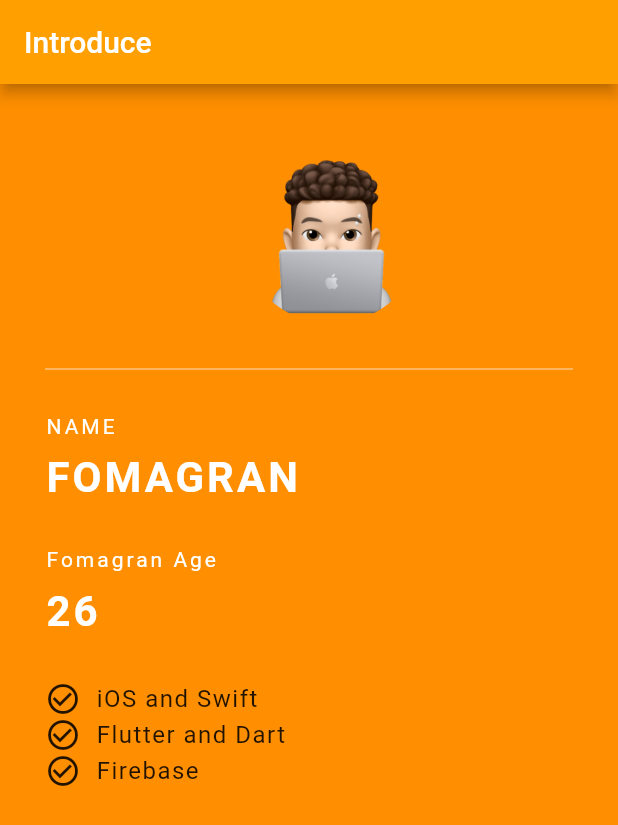
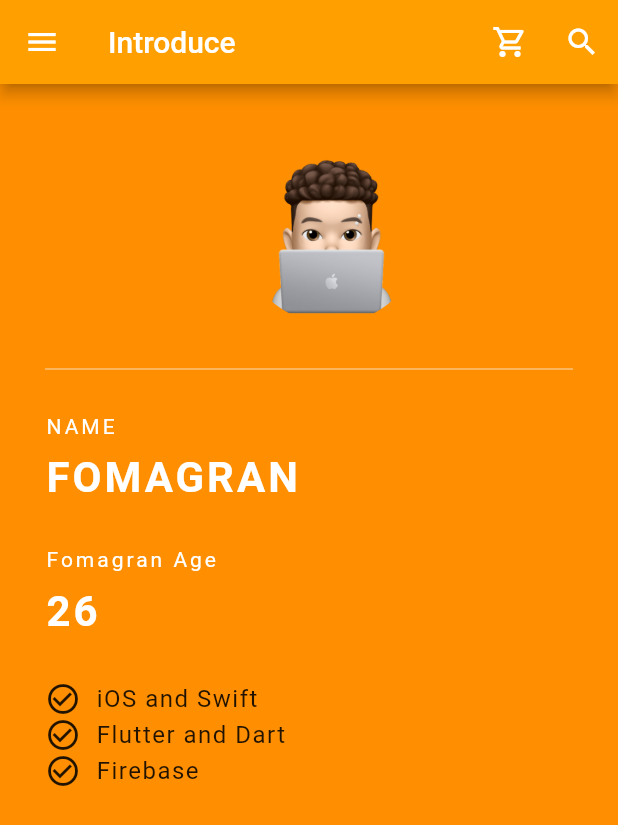
Before and after one commit to fomagran/Flutter-Example, a Flutter app: the screen it shows after launch, on a phone screen of 412 x 824 dp. Shown: the top 825 px of the screen. Run offline on Flutter 3.47's test engine with Material 2 defaults, Android fonts, the phone set to English and light mode, and no system bars.

Commit message:
앱  바에 버튼아이콘 넣기

```diff
--- a/lib/main.dart
+++ b/lib/main.dart
@@ -34,6 +34,28 @@ class MyHomePage extends StatelessWidget {
       appBar: AppBar(
         title: Text("Introduce"),
         backgroundColor: Colors.amber[700],
+        //왼쪽에 버튼 위치하려면 leading
+        leading: IconButton(
+          icon: Icon(Icons.menu),
+          onPressed: () {
+            print("touch menu button");
+          },
+        ),
+        //오른쪽에 버튼 위치하려면 actions
+        actions: <Widget>[
+          IconButton(
+            icon: Icon(Icons.shopping_cart_outlined),
+            onPressed: () {
+              print("touch shopping button");
+            },
+          ),
+          IconButton(
+            icon: Icon(Icons.search),
+            onPressed: () {
+              print("touch search button");
+            },
+          ),
+        ],
       ),
       //horizontal 중앙에 배치
       body: Padding(
```
